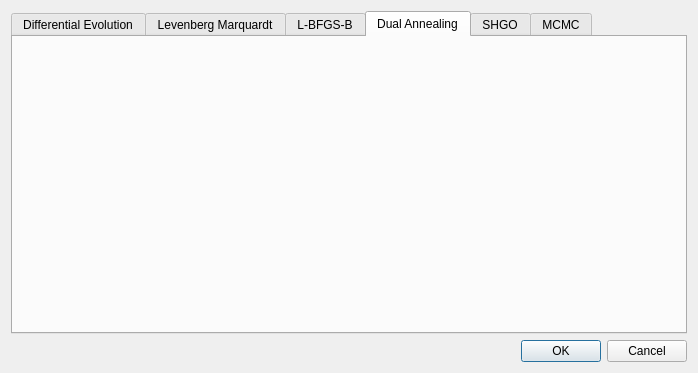
Qt form refnx/reflect/_app/ui/optimisation.ui (refnx/refnx) before a commit.
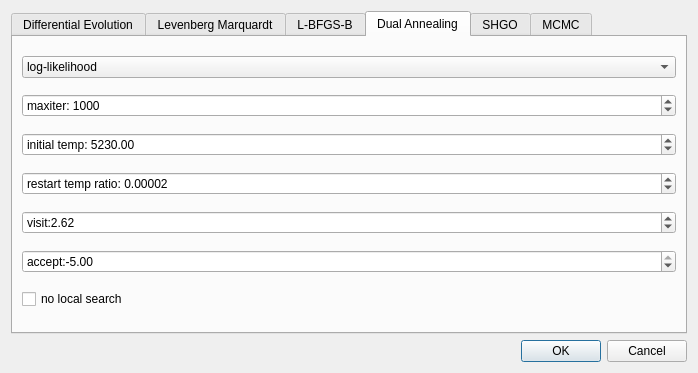
The same form after that commit. The open tabs and pages were chosen to show the change.

Commit message: ENH: dual_annealing optimisation parameters

Patch:
```diff
--- a/refnx/reflect/_app/ui/optimisation.ui
+++ b/refnx/reflect/_app/ui/optimisation.ui
@@ -307,6 +307,154 @@
       <attribute name="title">
        <string>Dual Annealing</string>
       </attribute>
+      <layout class="QGridLayout" name="gridLayout_3">
+       <item row="0" column="0">
+        <widget class="QComboBox" name="da_target">
+         <property name="toolTip">
+          <string>maximise log-likelihood or log-posterior probability</string>
+         </property>
+         <property name="currentText">
+          <string>log-likelihood</string>
+         </property>
+         <property name="currentIndex">
+          <number>0</number>
+         </property>
+         <item>
+          <property name="text">
+           <string>log-likelihood</string>
+          </property>
+         </item>
+         <item>
+          <property name="text">
+           <string>log-posterior</string>
+          </property>
+         </item>
+        </widget>
+       </item>
+       <item row="1" column="0">
+        <widget class="QSpinBox" name="da_maxiter">
+         <property name="accelerated">
+          <bool>true</bool>
+         </property>
+         <property name="prefix">
+          <string>maxiter: </string>
+         </property>
+         <property name="minimum">
+          <number>1</number>
+         </property>
+         <property name="maximum">
+          <number>20000</number>
+         </property>
+         <property name="value">
+          <number>1000</number>
+         </property>
+        </widget>
+       </item>
+       <item row="2" column="0">
+        <widget class="QDoubleSpinBox" name="da_initial_temp">
+         <property name="accelerated">
+          <bool>true</bool>
+         </property>
+         <property name="prefix">
+          <string>initial temp: </string>
+         </property>
+         <property name="minimum">
+          <double>0.010000000000000</double>
+         </property>
+         <property name="maximum">
+          <double>50000.000000000000000</double>
+         </property>
+         <property name="singleStep">
+          <double>0.100000000000000</double>
+         </property>
+         <property name="value">
+          <double>5230.000000000000000</double>
+         </property>
+        </widget>
+       </item>
+       <item row="3" column="0">
+        <widget class="QDoubleSpinBox" name="da_restart_temp">
+         <property name="accelerated">
+          <bool>true</bool>
+         </property>
+         <property name="prefix">
+          <string>restart temp ratio: </string>
+         </property>
+         <property name="decimals">
+          <number>5</number>
+         </property>
+         <property name="minimum">
+          <double>0.000000000000000</double>
+         </property>
+         <property name="maximum">
+          <double>1.000000000000000</double>
+         </property>
+         <property name="singleStep">
+          <double>0.000100000000000</double>
+         </property>
+         <property name="value">
+          <double>0.000020000000000</double>
+         </property>
+        </widget>
+       </item>
+       <item row="4" column="0">
+        <widget class="QDoubleSpinBox" name="da_visit">
+         <property name="accelerated">
+          <bool>true</bool>
+         </property>
+         <property name="prefix">
+          <string>visit:</string>
+         </property>
+         <property name="decimals">
+          <number>2</number>
+         </property>
+         <property name="minimum">
+          <double>0.000000000000000</double>
+         </property>
+         <property name="maximum">
+          <double>3.000000000000000</double>
+         </property>
+         <property name="singleStep">
+          <double>0.010000000000000</double>
+         </property>
+         <property name="value">
+          <double>2.620000000000000</double>
+         </property>
+        </widget>
+       </item>
+       <item row="5" column="0">
+        <widget class="QDoubleSpinBox" name="da_accept">
+         <property name="accelerated">
+          <bool>true</bool>
+         </property>
+         <property name="prefix">
+          <string>accept:</string>
+         </property>
+         <property name="decimals">
+          <number>2</number>
+         </property>
+         <property name="minimum">
+          <double>-100000.000000000000000</double>
+         </property>
+         <property name="maximum">
+          <double>-5.000000000000000</double>
+         </property>
+         <property name="singleStep">
+          <double>1.000000000000000</double>
+         </property>
+         <property name="value">
+          <double>-5.000000000000000</double>
+         </property>
+        </widget>
+       </item>
+       <item row="6" column="0">
+        <widget class="QCheckBox" name="da_no_local_search">
+         <property name="text">
+          <string>no local search</string>
+         </property>
+        </widget>
+       </item>
+      </layout>
      </widget>
      <widget class="QWidget" name="tab_5">
       <attribute name="title">
```
Left out of the diff: 23 changed lines with no effect on the pictures. The commit also changes 1 other file.
